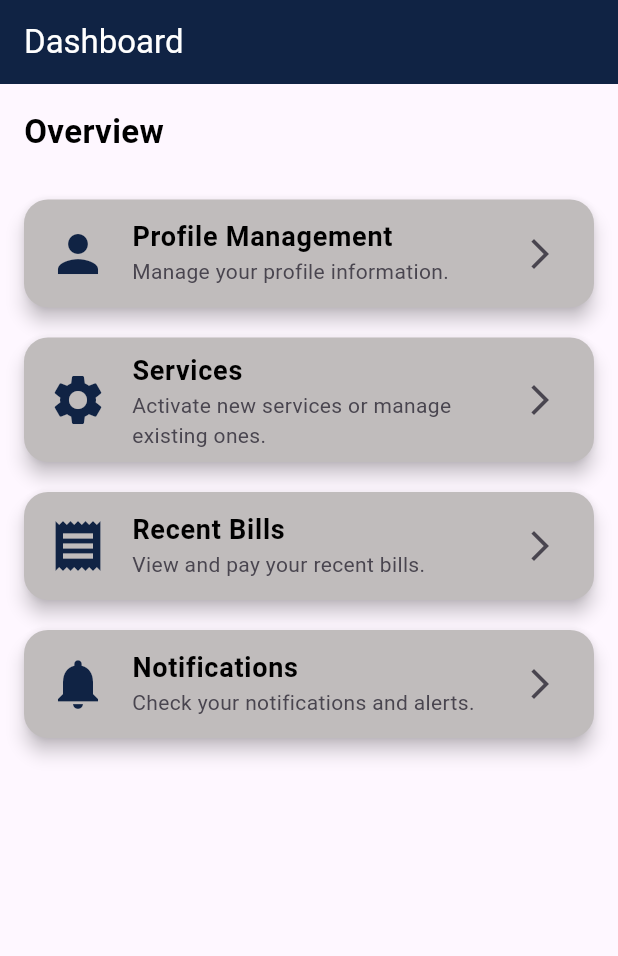
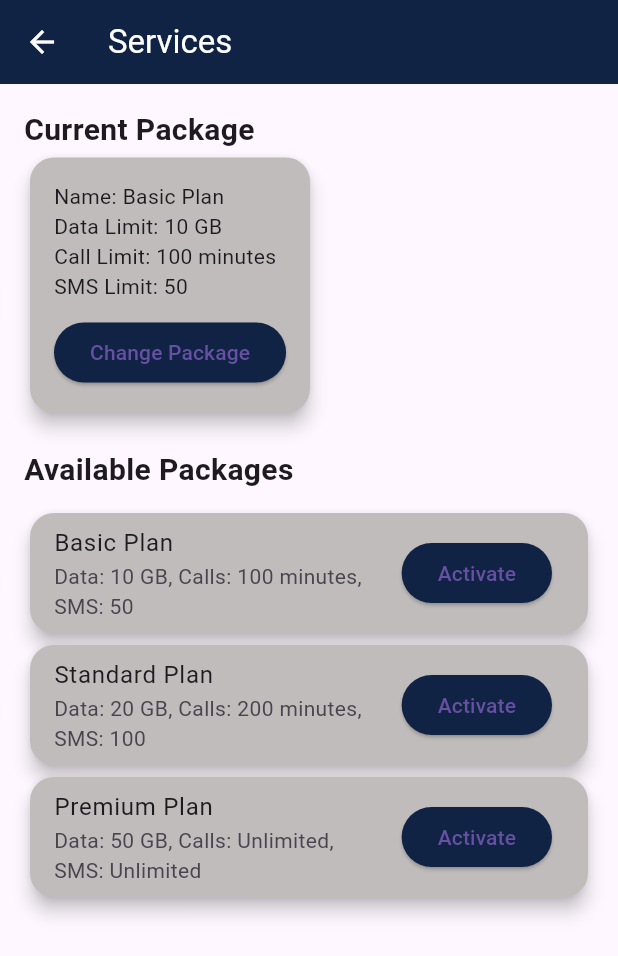
Before and after one commit to UCSC19-Middleware-Architechture-Group/Mobile-Frontend, a Flutter app: the screen it shows after launch, after a tap on "Services", on a phone screen of 412 x 824 dp. Shown: the top 956 px of the screen. Run offline on Flutter 3.47's test engine with Material 3 defaults, Android fonts, the phone set to English and light mode, and no system bars.

Commit message:
Added services page

```diff
--- a/lib/main.dart
+++ b/lib/main.dart
@@ -2,6 +2,7 @@
 import 'pages/dashboard_page.dart'; // Import your dashboard page
 import 'pages/notifications_page.dart'; // Import your notifications page
 import 'pages/bill_page.dart';
+import 'pages/services_page.dart';
 
 void main() {
   runApp(MyApp());
@@ -20,7 +21,8 @@
         '/': (context) => DashboardPage(),
         '/notifications': (context) => NotificationsPage(),
         '/bills': (context) => BillsPage(),
-        // Define other routes here
+        '/services': (context) => ServicesPage(),
+
       },
     );
   }
--- /dev/null
+++ b/lib/pages/services_page.dart
@@ -0,0 +1,161 @@
+import 'package:flutter/material.dart';
+
+class ServicesPage extends StatefulWidget {
+  @override
+  _ServicesPageState createState() => _ServicesPageState();
+}
+
+class _ServicesPageState extends State<ServicesPage> {
+  Map<String, dynamic> currentPackage = {
+    'name': 'Basic Plan',
+    'dataLimit': '10 GB',
+    'callLimit': '100 minutes',
+    'smsLimit': '50',
+  };
+
+  List<Map<String, dynamic>> availablePackages = [
+    {
+      'name': 'Basic Plan',
+      'dataLimit': '10 GB',
+      'callLimit': '100 minutes',
+      'smsLimit': '50',
+    },
+    {
+      'name': 'Standard Plan',
+      'dataLimit': '20 GB',
+      'callLimit': '200 minutes',
+      'smsLimit': '100',
+    },
+    {
+      'name': 'Premium Plan',
+      'dataLimit': '50 GB',
+      'callLimit': 'Unlimited',
+      'smsLimit': 'Unlimited',
+    },
+  ];
+
+  @override
+  Widget build(BuildContext context) {
+    return Scaffold(
+      appBar: AppBar(
+        title: Text('Services', style: TextStyle(color: Colors.white)),
+        backgroundColor: Color.fromARGB(255, 16, 35, 68),
+        iconTheme: IconThemeData(color: Colors.white),
+      ),
+      body: Padding(
+        padding: const EdgeInsets.all(16.0),
+        child: Column(
+          crossAxisAlignment: CrossAxisAlignment.start,
+          children: [
+            _buildCurrentPackageSection(),
+            SizedBox(height: 20),
+            _buildAvailablePackagesSection(),
+          ],
+        ),
+      ),
+    );
+  }
+
+  Widget _buildCurrentPackageSection() {
+    return Column(
+      crossAxisAlignment: CrossAxisAlignment.start,
+      children: [
+        Text(
+          'Current Package',
+          style: TextStyle(fontSize: 20, fontWeight: FontWeight.bold),
+        ),
+        Card(
+          shape: RoundedRectangleBorder(
+            borderRadius: BorderRadius.circular(16),
+          ),
+          elevation: 5,
+          color: Color.fromARGB(255, 192, 188, 188),
+          child: Padding(
+            padding: const EdgeInsets.all(16.0),
+            child: Column(
+              crossAxisAlignment: CrossAxisAlignment.start,
+              children: [
+                Text('Name: ${currentPackage['name']}'),
+                Text('Data Limit: ${currentPackage['dataLimit']}'),
+                Text('Call Limit: ${currentPackage['callLimit']}'),
+                Text('SMS Limit: ${currentPackage['smsLimit']}'),
+                SizedBox(height: 10),
+                ElevatedButton(
+                  onPressed: () {
+                    _updateCurrentPackage();
+                  },
+                  child: Text('Change Package'),
+                  style: ElevatedButton.styleFrom(
+                    backgroundColor: Color.fromARGB(255, 16, 35, 68),
+                  ),
+                ),
+              ],
+            ),
+          ),
+        ),
+      ],
+    );
+  }
+
+  Widget _buildAvailablePackagesSection() {
+    return Column(
+      crossAxisAlignment: CrossAxisAlignment.start,
+      children: [
+        Text(
+          'Available Packages',
+          style: TextStyle(fontSize: 20, fontWeight: FontWeight.bold),
+        ),
+        SizedBox(height: 10),
+        ListView.builder(
+          shrinkWrap: true,
+          physics: NeverScrollableScrollPhysics(),
+          itemCount: availablePackages.length,
+          itemBuilder: (context, index) {
+            final package = availablePackages[index];
+            return Card(
+              shape: RoundedRectangleBorder(
+                borderRadius: BorderRadius.circular(16),
+              ),
+              elevation: 5,
+              color: Color.fromARGB(255, 192, 188, 188),
+              child: ListTile(
+                title: Text(package['name']),
+                subtitle: Text(
+                  'Data: ${package['dataLimit']}, '
+                  'Calls: ${package['callLimit']}, '
+                  'SMS: ${package['smsLimit']}',
+                ),
+                trailing: ElevatedButton(
+                  onPressed: () {
+                    _changeServiceActivation(package);
+                  },
+                  child: Text('Activate'),
+                  style: ElevatedButton.styleFrom(
+                    backgroundColor: Color.fromARGB(255, 16, 35, 68),
+                  ),
+                ),
+              ),
+            );
+          },
+        ),
+      ],
+    );
+  }
+
+  void _changeServiceActivation(Map<String, dynamic> package) {
+    setState(() {
+      currentPackage = package;
+    });
+    _showMessage('Activated ${package['name']} package');
+  }
+
+  void _updateCurrentPackage() {
+    _showMessage('Current package updated to ${currentPackage['name']}');
+  }
+
+  void _showMessage(String message) {
+    ScaffoldMessenger.of(context).showSnackBar(
+      SnackBar(content: Text(message)),
+    );
+  }
+}
```
